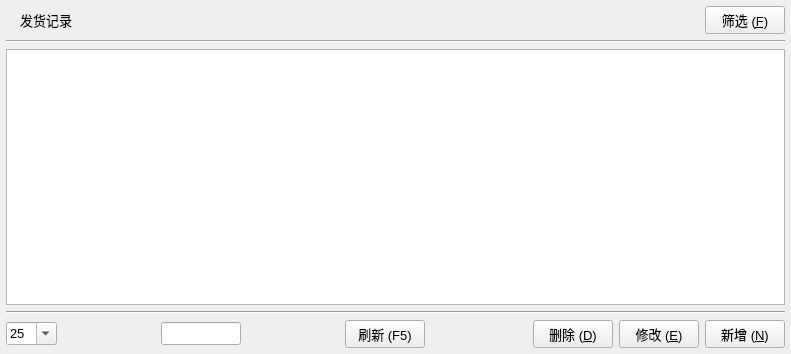
archsh/quickexcel, file ui/TableRecords.ui: the form before one commit.
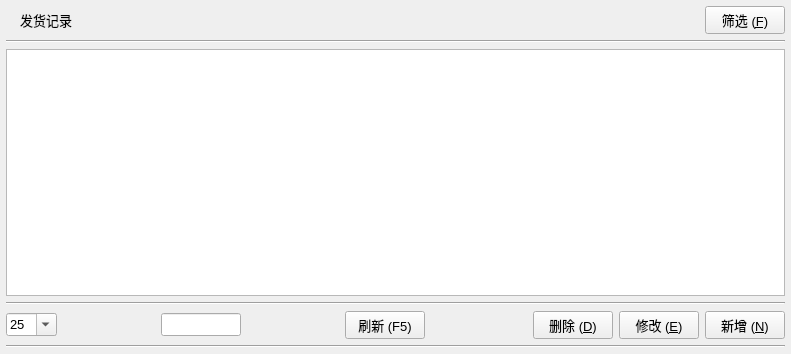
The form after the commit. Icons and pictures are not drawn.

Patch:
```diff
--- a/ui/TableRecords.ui
+++ b/ui/TableRecords.ui
@@ -281,6 +281,13 @@
      </item>
     </layout>
    </item>
+   <item>
+    <widget class="Line" name="line_3">
+     <property name="orientation">
+      <enum>Qt::Horizontal</enum>
+     </property>
+    </widget>
+   </item>
   </layout>
  </widget>
  <resources>
```
